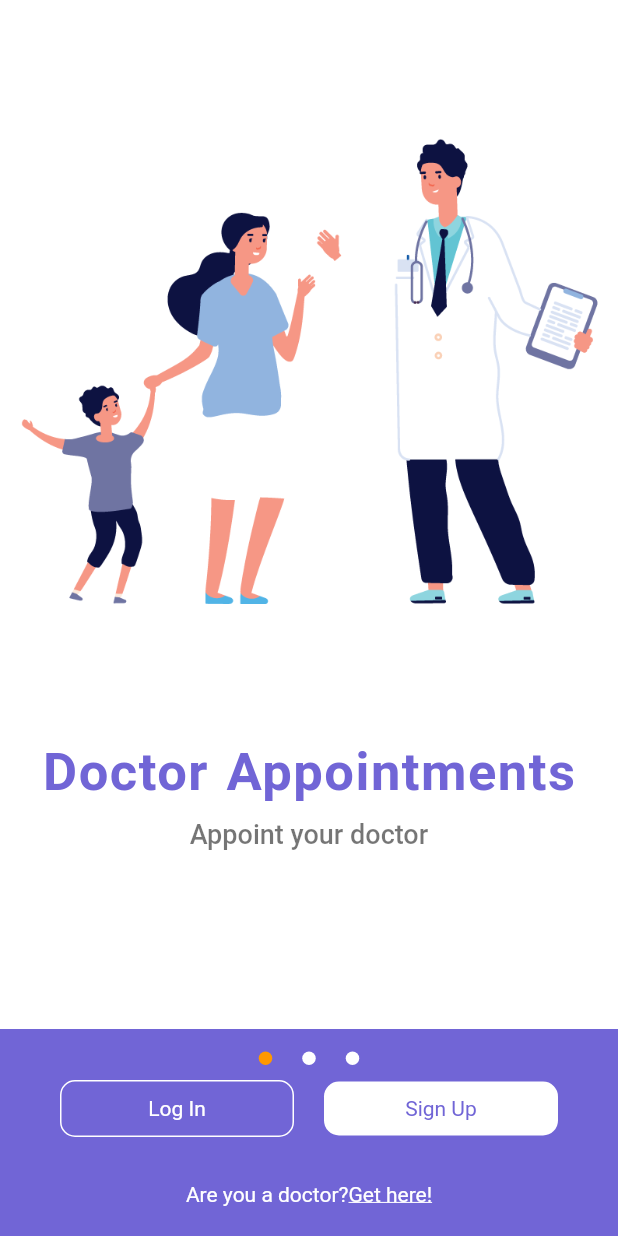
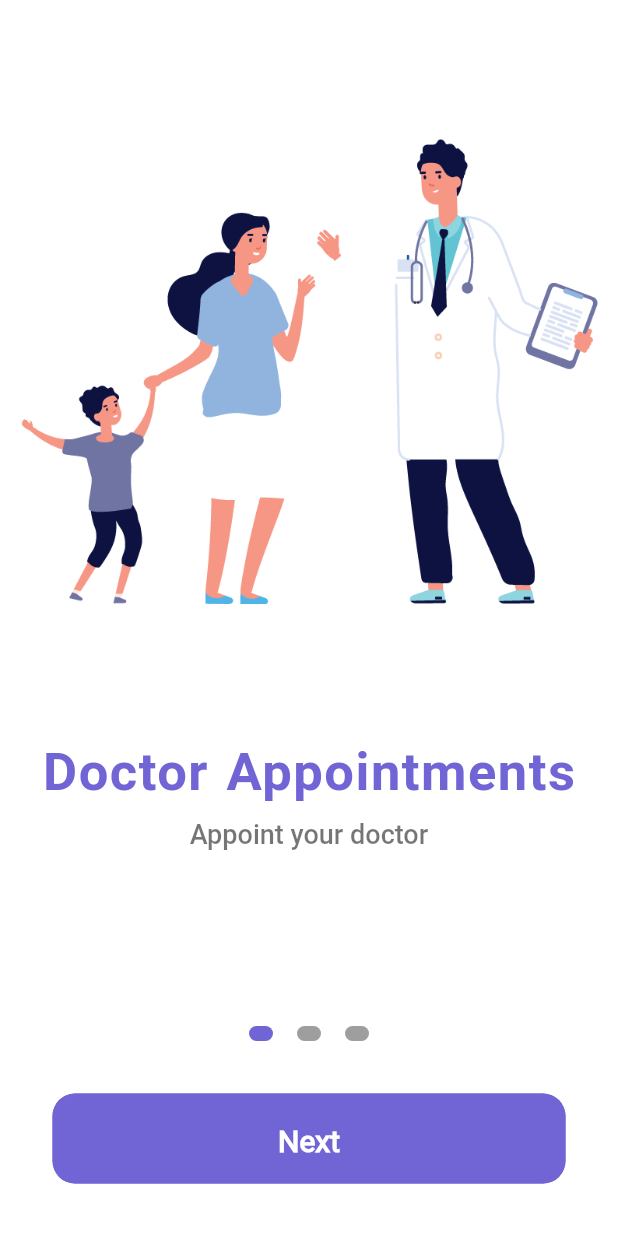
Before and after one commit to Peterkimliz/digimhealth, a Flutter app: the screen it shows after launch, on a phone screen of 412 x 824 dp. Run offline on Flutter 3.47's test engine with Material 2 defaults, Android fonts, the phone set to English and light mode, and no system bars; drawn by our look-alikes of dots_indicator, smooth_page_indicator; our stand-ins replace calendar_date_picker2, flutter_datetime_picker, flutter_rating_bar, get, image_picker, readmore.

```diff
--- a/lib/controllers/authController.dart
+++ b/lib/controllers/authController.dart
@@ -1,9 +1,18 @@
 import 'package:flutter/cupertino.dart';
+import 'package:flutter/material.dart';
 import 'package:get/get.dart';
 
-class AuthController extends GetxController {
+class AuthController extends GetxController with SingleGetTickerProviderMixin {
   TextEditingController textEditingControllerName = TextEditingController();
   TextEditingController textEditingControllerEmail = TextEditingController();
   TextEditingController textEditingControllerPhone = TextEditingController();
   TextEditingController textEditingControllerPassword = TextEditingController();
+
+  late TabController tabController;
+
+  @override
+  void onInit() {
+    tabController = TabController(length: 2, vsync: this);
+    super.onInit();
+  }
 }
--- a/lib/main.dart
+++ b/lib/main.dart
@@ -24,6 +24,8 @@ class MyApp extends StatelessWidget {
       debugShowCheckedModeBanner: false,
       theme: ThemeData(
         scaffoldBackgroundColor: Colors.white,
+          splashColor: Colors.transparent,
+          shadowColor: Colors.transparent,
           appBarTheme:
               AppBarTheme(backgroundColor: Colors.white, elevation: 0.0)),
       title: "DigiMHealth",
--- a/lib/screens/onboard/onboardScreen.dart
+++ b/lib/screens/onboard/onboardScreen.dart
@@ -1,11 +1,11 @@
-import 'package:digimhealth/screens/auth/login.dart';
-import 'package:digimhealth/screens/auth/sign-up.dart';
+import 'package:digimhealth/screens/auth/login_landing.dart';
 import 'package:digimhealth/screens/onboard/onboard_screen_one.dart';
 import 'package:digimhealth/screens/onboard/onboard_screen_three.dart';
 import 'package:digimhealth/screens/onboard/onboard_screen_two.dart';
-import 'package:dots_indicator/dots_indicator.dart';
+import 'package:digimhealth/widgets/major_title.dart';
 import 'package:flutter/material.dart';
 import 'package:get/get.dart';
+import 'package:smooth_page_indicator/smooth_page_indicator.dart';
 
 import '../../utils/styles.dart';
 
@@ -60,88 +60,137 @@ class _OnboardScreenState extends State<OnboardScreen> {
                 },
               ),
             ),
+
+            Center(
+                child: SmoothPageIndicator(
+              controller: pageController,
+              // PageController
+              count: 3,
+              onDotClicked: (index) => pageController.animateToPage(index,
+                  duration: Duration(milliseconds: 500), curve: Curves.easeIn),
+              effect: WormEffect(
+                  spacing: 16,
+                  dotHeight: 10,
+                  dotColor: Colors.grey,
+                  activeDotColor: Styles.mainColor),
+            )),
+
             Container(
-              color: Styles.mainColor,
-              padding: EdgeInsets.symmetric(horizontal: 10, vertical: 5)
-                  .copyWith(bottom: 20),
-              child: Column(
-                children: [
-                  DotsIndicator(
-                    dotsCount: data.length,
-
-                    position: pageNumber.toDouble(),
-                    decorator: DotsDecorator(
-                      activeColor: Colors.orange,
-                      color: Colors.white,
-                      spacing: const EdgeInsets.all(10.0),
-                    ),
-                  ),
-                  Padding(
-                    padding: const EdgeInsets.symmetric(horizontal: 30.0),
-                    child: Row(
-                      children: [
-                        Expanded(
-                          child: InkWell(
-                            onTap: () {
-                              Get.to(() => LoginPage());
-                            },
-                            child: Container(
-                              padding: EdgeInsets.all(10),
-                              decoration: BoxDecoration(
-                                  borderRadius: BorderRadius.circular(10),
-                                  border: Border.all(
-                                      color: Colors.white, width: 1)),
-                              child: Center(
-                                child: Text(
-                                  "Log In",
-                                  style: TextStyle(color: Colors.white),
-                                ),
-                              ),
-                            ),
-                          ),
-                        ),
-                        SizedBox(width: 20),
-                        Expanded(
-                            child: InkWell(
-                          onTap: () {
-                            Get.to(() => Signup());
-                          },
-                          child: Container(
-                            padding: EdgeInsets.all(10),
-                            decoration: BoxDecoration(
-                              color: Colors.white,
-                              borderRadius: BorderRadius.circular(10),
-                            ),
-                            child: Center(
-                              child: Text(
-                                "Sign Up",
-                                style: TextStyle(color: Styles.mainColor),
-                              ),
-                            ),
-                          ),
-                        ))
-                      ],
-                    ),
-                  ),
-                  SizedBox(height: 30),
-                  Row(
-                    mainAxisAlignment: MainAxisAlignment.center,
-                    children: [
-                      Text(
-                        "Are you a doctor?",
-                        style: TextStyle(color: Colors.white),
+              height: 60,
+              margin: EdgeInsets.all(35),
+              width: double.infinity,
+              decoration: BoxDecoration(
+                  color: Styles.mainColor,
+                  borderRadius: BorderRadius.circular(15)),
+              child: ElevatedButton(
+                  onPressed: () {
+                    if (pageNumber == 2) {
+                      Get.to(() => LoginLanding());
+                    } else {
+                      pageController.nextPage(
+                          duration: Duration(milliseconds: 500),
+                          curve: Curves.easeInOut);
+                    }
+                  },
+                  style: ElevatedButton.styleFrom(
+                      shape: RoundedRectangleBorder(
+                        borderRadius: BorderRadius.circular(15),
                       ),
-                      Text(
-                        "Get here!",
-                        style: TextStyle(
-                            decoration: TextDecoration.underline,
-                            color: Colors.white),
-                      ),
-                    ],
-                  )
-                ],
-              ),
+                      elevation: 0.0,
+                      primary: Styles.mainColor,
+                      padding:
+                          EdgeInsets.symmetric(horizontal: 50, vertical: 20),
+                      textStyle:
+                          TextStyle(fontSize: 30, fontWeight: FontWeight.bold)),
+                  child: Center(
+                      child: MajorTitle(
+                    title: pageNumber == 2 ? "Get Started " : "Next",
+                    color: Colors.white,
+                    size: 20,
+                  ))),
             )
+            // Container(
+            //   color: Styles.mainColor,
+            //   padding: EdgeInsets.symmetric(horizontal: 10, vertical: 5)
+            //       .copyWith(bottom: 20),
+            //   child: Column(
+            //     children: [
+            //       DotsIndicator(
+            //         dotsCount: data.length,
+            //
+            //         position: pageNumber.toDouble(),
+            //         decorator: DotsDecorator(
+            //           activeColor: Colors.orange,
+            //           color: Colors.white,
+            //           spacing: const EdgeInsets.all(10.0),
+            //         ),
+            //       ),
+            //       // Padding(
+            //       //   padding: const EdgeInsets.symmetric(horizontal: 30.0),
+            //       //   child: Row(
+            //       //     children: [
+            //       //       Expanded(
+            //       //         child: InkWell(
+            //       //           onTap: () {
+            //       //             Get.to(() => LoginPage());
+            //       //           },
+            //       //           child: Container(
+            //       //             padding: EdgeInsets.all(10),
+            //       //             decoration: BoxDecoration(
+            //       //                 borderRadius: BorderRadius.circular(10),
+            //       //                 border: Border.all(
+            //       //                     color: Colors.white, width: 1)),
+            //       //             child: Center(
+            //       //               child: Text(
+            //       //                 "Log In",
+            //       //                 style: TextStyle(color: Colors.white),
+            //       //               ),
+            //       //             ),
+            //       //           ),
+            //       //         ),
+            //       //       ),
+            //       //       SizedBox(width: 20),
+            //       //       Expanded(
+            //       //           child: InkWell(
+            //       //         onTap: () {
+            //       //           Get.to(() => Signup());
+            //       //         },
+            //       //         child: Container(
+            //       //           padding: EdgeInsets.all(10),
+            //       //           decoration: BoxDecoration(
+            //       //             color: Colors.white,
+            //       //             borderRadius: BorderRadius.circular(10),
+            //       //           ),
+            //       //           child: Center(
+            //       //             child: Text(
+            //       //               "Sign Up",
+            //       //               style: TextStyle(color: Styles.mainColor),
+            //       //             ),
+            //       //           ),
+            //       //         ),
+            //       //       ))
+            //       //     ],
+            //       //   ),
+            //       // ),
+            //       SizedBox(height: 30),
+            //       // Row(
+            //       //   mainAxisAlignment: MainAxisAlignment.center,
+            //       //   children: [
+            //       //     Text(
+            //       //       "Are you a doctor?",
+            //       //       style: TextStyle(color: Colors.white),
+            //       //     ),
+            //       //     Text(
+            //       //       "Get here!",
+            //       //       style: TextStyle(
+            //       //           decoration: TextDecoration.underline,
+            //       //           color: Colors.white),
+            //       //     ),
+            //       //   ],
+            //       // )
+            //     ],
+            //   ),
+            // )
           ],
         ),
       ),
--- a/pubspec.yaml
+++ b/pubspec.yaml
@@ -24,7 +24,7 @@ dependencies:
   cached_network_image: ^3.2.3
   flutter_datetime_picker: ^1.5.1
   calendar_date_picker2: ^0.4.9
-  dots_indicator: ^2.1.0
+  smooth_page_indicator: ^1.1.0
 
 
 
```
Also changed, not shown: lib/screens/auth/login_landing.dart (added, +65 -0 lines), lib/screens/onboard/onboard_screen_one.dart (+0 -18 lines), assets/images/log.png (added), pubspec.lock.
